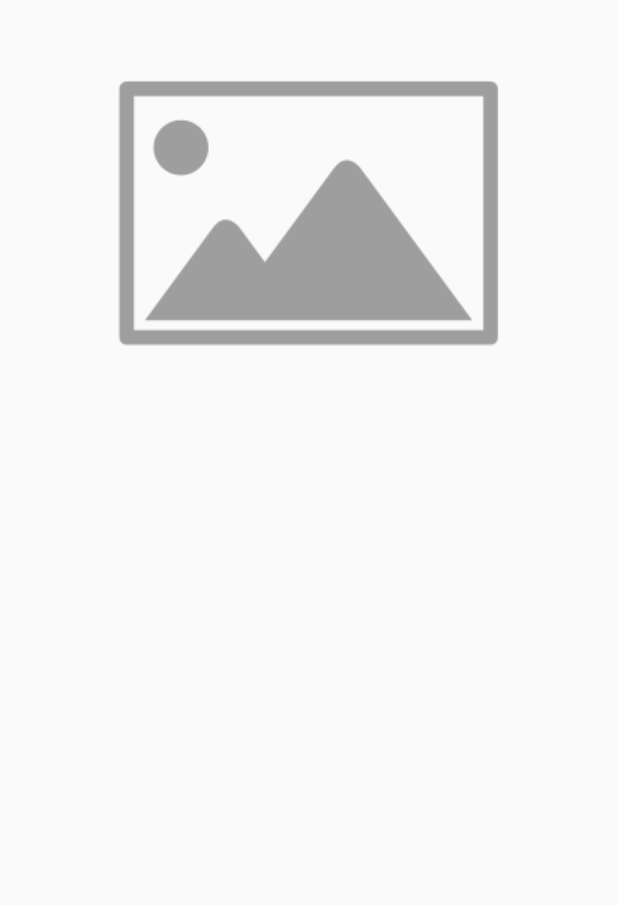
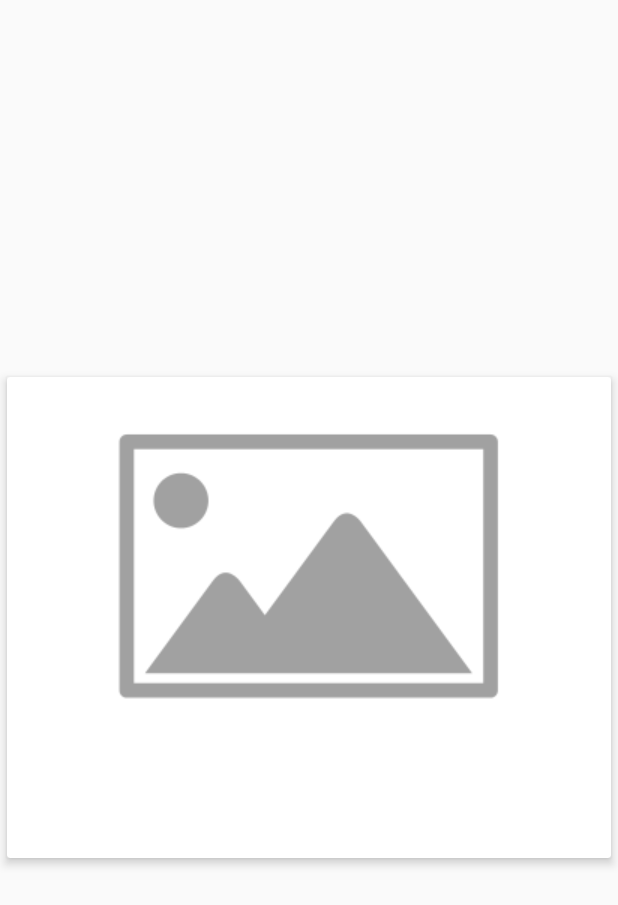
Before and after one commit to jorjSB/NYTimes-Api-consumer, an Android app: the layout article_list_content.xml on its own in the app's theme, with its tools: preview values and no code run, on a phone screen of 412 x 824 dp. Shown: the top 905 px of the screen. Run offline under Robolectric (Android 15) with nearby library versions, the phone set to English and light mode, and no system bars.

Commit message:
fixed dependencies, added cardView lib

```diff
--- a/app/build.gradle
+++ b/app/build.gradle
@@ -35,6 +35,7 @@ ext {
     picassoVersion = "2.71828"
     googleAdsVersion = "15.0.1"
     googleAnalyticsVersion = "16.0.1"
+    cardViewVersion = "27.1.1"
 }
 
 dependencies {
@@ -77,4 +78,7 @@ dependencies {
     // Google Analytics
     implementation "com.google.android.gms:play-services-analytics:${googleAnalyticsVersion}"
 
+    // Card View
+    implementation "com.android.support:cardview-v7:${cardViewVersion}"
+
 }
--- a/app/src/main/java/com/george/balasca/articleregistry/ui/ArticleDetailFragment.java
+++ b/app/src/main/java/com/george/balasca/articleregistry/ui/ArticleDetailFragment.java
@@ -60,7 +60,7 @@ public class ArticleDetailFragment extends Fragment {
     public void onCreate(Bundle savedInstanceState) {
         super.onCreate(savedInstanceState);
 
-        if (getArguments().containsKey(ARG_ITEM_ID)) {
+        if (getArguments() != null && getArguments().containsKey(ARG_ITEM_ID)) {
             // init variables
             activity = this.getActivity();
             appBarLayout = activity.findViewById(R.id.toolbar_layout);
--- a/app/src/main/java/com/george/balasca/articleregistry/ui/adapter/ArticleViewHolder.java
+++ b/app/src/main/java/com/george/balasca/articleregistry/ui/adapter/ArticleViewHolder.java
@@ -43,7 +43,7 @@ public class ArticleViewHolder extends RecyclerView.ViewHolder {
 
     private String getParsedDate(Date pubDate) {
         SimpleDateFormat formatter = new SimpleDateFormat("yyyy-MM-dd hh:mm");
-        String parsedDate = formatter.format(pubDate);
+        String parsedDate = pubDate == null ? "n/a" : formatter.format(pubDate);
         return parsedDate;
     }
 
--- a/app/src/main/res/layout/article_list_content.xml
+++ b/app/src/main/res/layout/article_list_content.xml
@@ -1,4 +1,14 @@
 <?xml version="1.0" encoding="utf-8"?>
+
+<android.support.v7.widget.CardView xmlns:card_view="http://schemas.android.com/apk/res-auto"
+    xmlns:android="http://schemas.android.com/apk/res/android"
+    android:id="@+id/card_view"
+    android:layout_gravity="center"
+    android:layout_width="match_parent"
+    android:layout_height="wrap_content"
+    card_view:cardElevation="4dp"
+    card_view:cardUseCompatPadding="true">
+
     <android.support.constraint.ConstraintLayout xmlns:android="http://schemas.android.com/apk/res/android"
         xmlns:app="http://schemas.android.com/apk/res-auto"
         android:layout_width="match_parent"
@@ -8,7 +18,6 @@
             android:id="@+id/art_main_image"
             android:layout_width="0dp"
             android:layout_height="wrap_content"
-        android:layout_marginTop="16dp"
             android:adjustViewBounds="true"
             android:contentDescription="@string/article_main_image"
             android:maxHeight="250dp"
@@ -25,7 +34,6 @@
             android:layout_margin="@dimen/text_margin"
             android:layout_marginStart="8dp"
             android:layout_marginTop="8dp"
-        android:textAppearance="?attr/textAppearanceListItem"
             app:layout_constraintStart_toStartOf="parent"
             app:layout_constraintTop_toBottomOf="@+id/art_main_image" />
 
@@ -36,8 +44,8 @@
             android:layout_margin="@dimen/text_margin"
             android:layout_marginEnd="8dp"
             android:layout_marginTop="8dp"
-        android:textAppearance="?attr/textAppearanceListItem"
             app:layout_constraintEnd_toEndOf="parent"
             app:layout_constraintTop_toBottomOf="@+id/art_title" />
 
     </android.support.constraint.ConstraintLayout>
+</android.support.v7.widget.CardView>
```
Lines whose indentation alone changed are shown as unchanged.
